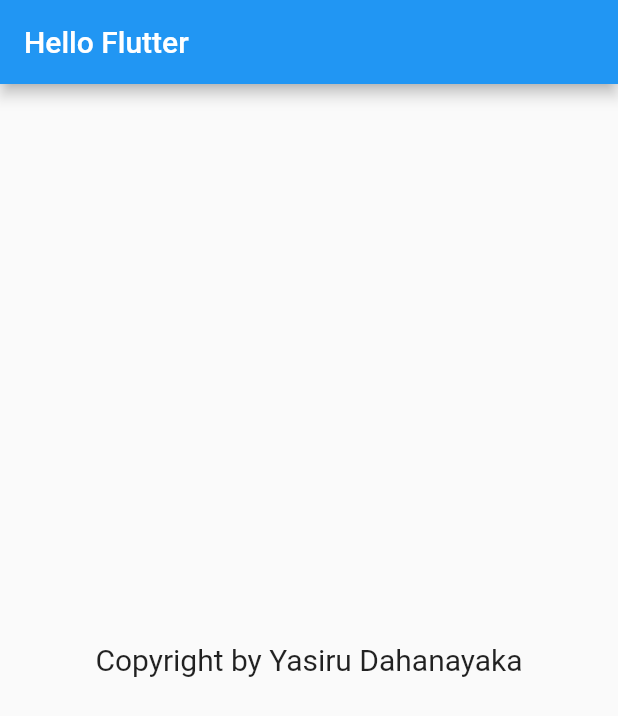
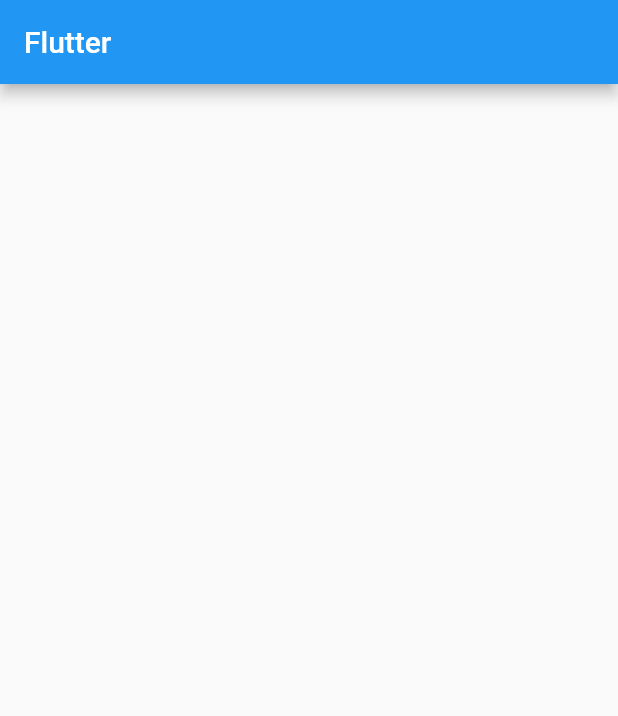
Before and after one commit to YasiruLak/Flutter-First_Project, a Flutter app: the screen it shows after launch, on a phone screen of 412 x 824 dp. Shown: the top 716 px of the screen. Run offline on Flutter 3.47's test engine with Material 2 defaults, Android fonts, the phone set to English and light mode, and no system bars; our stand-ins replace device_preview.

Commit message:
Flutter MaterialApp

```diff
--- a/lib/main.dart
+++ b/lib/main.dart
@@ -1,35 +1,51 @@
-import 'dart:html';
 
+import 'package:device_preview/device_preview.dart';
+import 'package:flutter/foundation.dart';
 import 'package:flutter/material.dart';
 
 
 void main(){
-  runApp(MyAppTwo());
+  runApp(
+      DevicePreview(
+        enabled: !kReleaseMode,
+        builder: (context) => MyApp(), // Wrap your app
+      )
+  );
 }
+
+// class MyApp extends StatelessWidget{
+//   @override
+//   Widget build(BuildContext context) {
+//     return const MaterialApp(
+//       home: Text("Hello Yasiru"),
+//     );
+//   }
+//
+// }
 
 class MyApp extends StatelessWidget{
   @override
   Widget build(BuildContext context) {
-    return const MaterialApp(
-      home: Text("Hello Yasiru"),
+    return MaterialApp(
+      useInheritedMediaQuery: true,
+      locale: DevicePreview.locale(context),
+      builder: DevicePreview.appBuilder,
+      title: "Flutter Demo",
+      theme: ThemeData(
+        primarySwatch: Colors.blue,
+      ),
+      home: MyHomePage(),
     );
   }
 
 }
 
-class MyAppTwo extends StatelessWidget{
+class MyHomePage extends StatelessWidget{
   @override
   Widget build(BuildContext context) {
-    return MaterialApp(
-      home: Scaffold(
-        appBar: AppBar(
-          title: const Text("Hello Flutter"),
-        ),
-        body: const Center(
-          child: Text("Copyright by Yasiru Dahanayaka",
-            style: TextStyle(fontSize: 20.0),
-          ),
-        ),
+    return Scaffold(
+      appBar: AppBar(
+        title: Text("Flutter"),
       ),
     );
   }
--- a/pubspec.yaml
+++ b/pubspec.yaml
@@ -34,6 +34,7 @@ dependencies:
   # The following adds the Cupertino Icons font to your application.
   # Use with the CupertinoIcons class for iOS style icons.
   cupertino_icons: ^1.0.2
+  device_preview: ^1.1.0
 
 dev_dependencies:
   flutter_test:
```
Also changed, not shown: pubspec.lock, 1 other file.
